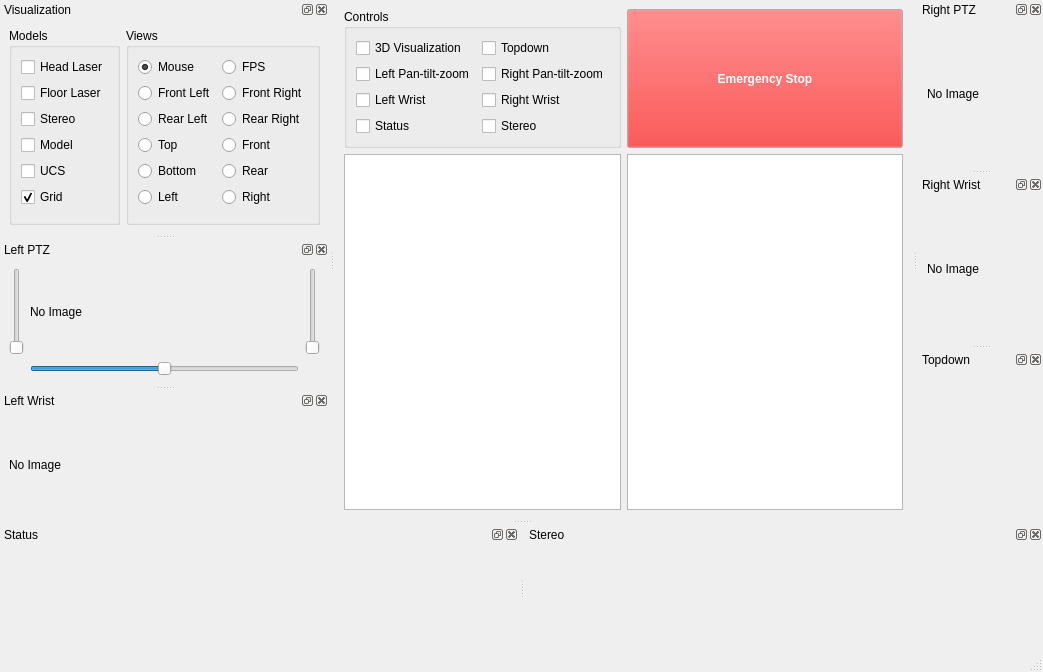
This is visualization/pr2_gui/ui/launcher.ui in jbohren-forks/personalrobots-pkg as Qt 5 draws it before an edit. The edited form follows.
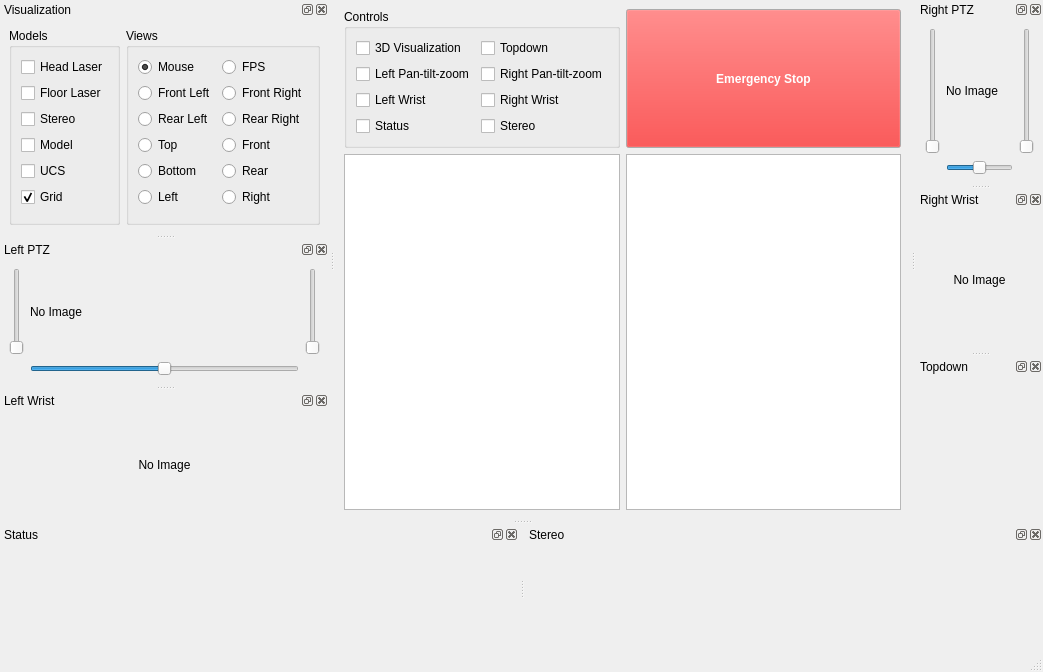
This is the edited form.

What changed in the file:
```diff
--- a/visualization/pr2_gui/ui/launcher.ui
+++ b/visualization/pr2_gui/ui/launcher.ui
@@ -589,13 +589,58 @@
    </attribute>
    <widget class="QWidget" name="dockWidgetContents_4" >
     <layout class="QGridLayout" >
-     <item row="0" column="0" >
+     <item row="0" column="1" >
       <widget class="QLabel" name="PTZR_IL" >
        <property name="text" >
         <string>No Image</string>
        </property>
       </widget>
      </item>
+     <item row="1" column="1" >
+      <widget class="QSlider" name="panPTZR_S" >
+       <property name="minimum" >
+        <number>-169</number>
+       </property>
+       <property name="maximum" >
+        <number>169</number>
+       </property>
+       <property name="orientation" >
+        <enum>Qt::Horizontal</enum>
+       </property>
+      </widget>
+     </item>
+     <item row="0" column="0" >
+      <widget class="QSlider" name="zoomPTZR_S" >
+       <property name="maximum" >
+        <number>10000</number>
+       </property>
+       <property name="singleStep" >
+        <number>100</number>
+       </property>
+       <property name="pageStep" >
+        <number>1000</number>
+       </property>
+       <property name="orientation" >
+        <enum>Qt::Vertical</enum>
+       </property>
+      </widget>
+     </item>
+     <item row="0" column="2" >
+      <widget class="QSlider" name="tiltPTZR_S" >
+       <property name="minimum" >
+        <number>-10</number>
+       </property>
+       <property name="maximum" >
+        <number>90</number>
+       </property>
+       <property name="value" >
+        <number>-10</number>
+       </property>
+       <property name="orientation" >
+        <enum>Qt::Vertical</enum>
+       </property>
+      </widget>
+     </item>
     </layout>
    </widget>
   </widget>
@@ -625,6 +670,9 @@
        <property name="text" >
         <string>No Image</string>
        </property>
+       <property name="alignment" >
+        <set>Qt::AlignCenter</set>
+       </property>
       </widget>
      </item>
     </layout>
@@ -656,6 +704,9 @@
        <property name="text" >
         <string>No Image</string>
        </property>
+       <property name="alignment" >
+        <set>Qt::AlignCenter</set>
+       </property>
       </widget>
      </item>
     </layout>
```
